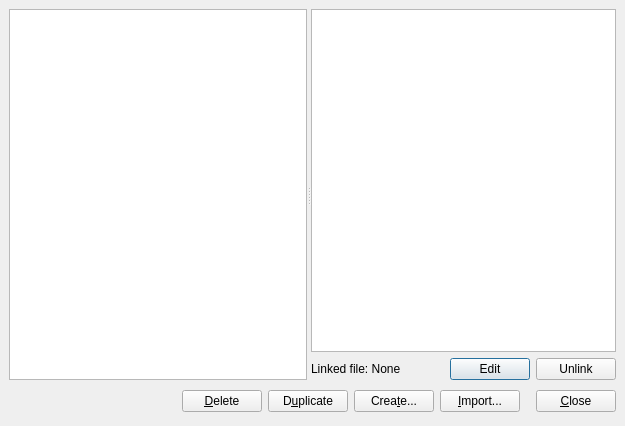
Old version of the form dialogs/dataedit.ui in the repository veusz/veusz.
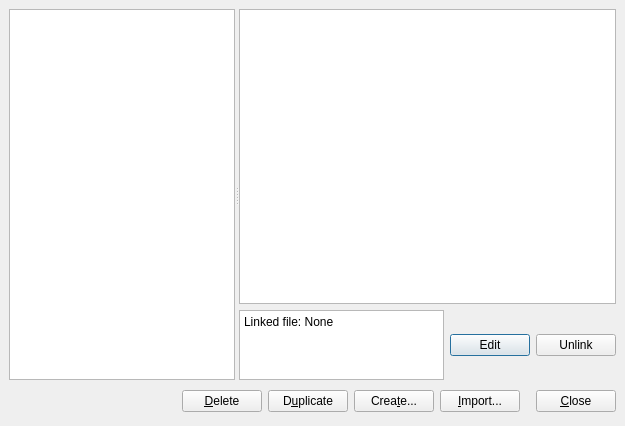
New version of the form.

Commit message: Use textedit control to show dataset links so word wrapping works better

The edit to the form file:
```diff
--- a/dialogs/dataedit.ui
+++ b/dialogs/dataedit.ui
@@ -49,7 +49,7 @@
           <number>0</number>
          </property>
          <item>
-          <widget class="QLabel" name="linkedlabel" >
+          <widget class="QTextEdit" name="linkedlabel" >
            <property name="sizePolicy" >
             <sizepolicy vsizetype="Preferred" hsizetype="Expanding" >
              <horstretch>0</horstretch>
@@ -59,7 +59,7 @@
            <property name="text" >
             <string>Linked file: None</string>
            </property>
-           <property name="wordWrap" >
+           <property name="readOnly" >
             <bool>true</bool>
            </property>
           </widget>
```
The commit also changes 1 other file.
